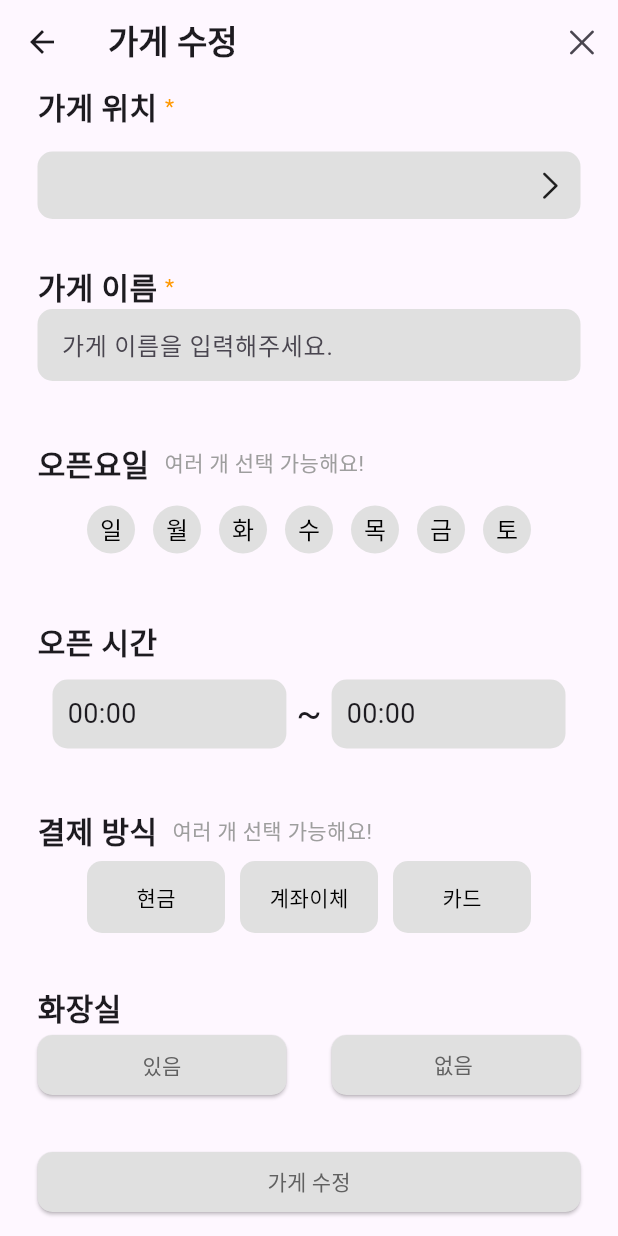
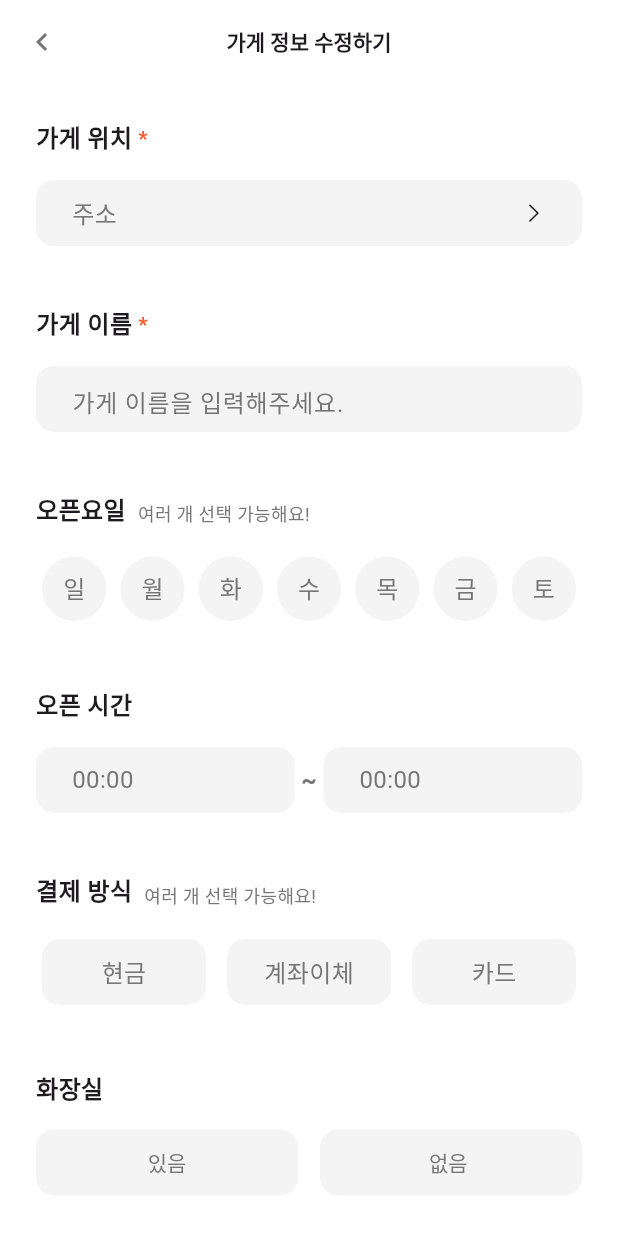
Before and after one commit to Dongpo-App/Dongpo-FE, a Flutter app: the GagaeUpdate screen opened directly, on a phone screen of 412 x 824 dp. Run offline on Flutter 3.47's test engine with Material 3 defaults, Android fonts, the light colour scheme and no system bars; our stand-ins replace dio, flutter_datetime_picker_plus, flutter_native_splash, flutter_rating_bar, flutter_secure_storage, fluttertoast and 6 more; missing offline and left inert: flutter_naver_login, flutter_naver_map, kakao_flutter_sdk_user; accounts and stored records are empty; Roboto replaces fonts that are missing (Pretendard).

Commit message:
가게 수정 페이지 디자인 수정

```diff
--- a/lib/screens/main/main_03/06_gagaeUpdate.dart
+++ b/lib/screens/main/main_03/06_gagaeUpdate.dart
@@ -64,44 +64,69 @@ class _GagaeUpdateState extends State<GagaeUpdate> {
 
   @override
   Widget build(BuildContext context) {
-    return Scaffold(
+    // 전체 화면 너비
+    final screenWidth = MediaQuery.of(context).size.width;
+    // 좌우 마진 제외
+    final contentsWidth = screenWidth - 48;
+
+    return GestureDetector(
+      onTap: () {
+        // TextField 외부를 터치했을 때 키보드 내려감
+        FocusScope.of(context).unfocus();
+      },
+      child: Scaffold(
+        backgroundColor: Colors.white,
         appBar: AppBar(
+          backgroundColor: Colors.white,
+          elevation: 0,
+          scrolledUnderElevation: 0,
+          centerTitle: true,
           title: const Text(
-          '가게 수정',
-          style: TextStyle(fontWeight: FontWeight.bold),
+            "가게 정보 수정하기",
+            style: TextStyle(fontSize: 14, fontWeight: FontWeight.w600),
           ),
-        actions: [
-          IconButton(
+          leading: IconButton(
             onPressed: () {
-                Navigator.push(context, MaterialPageRoute(builder: (context) {
-                  return const MyAppPage();
-                }));
+              Navigator.pop(context); //뒤로가기
             },
-              icon: const Icon(CupertinoIcons.xmark))
-        ],
+            icon: const Icon(
+              Icons.chevron_left,
+              size: 24,
+              color: Color(0xFF767676),
+            ),
+          ),
         ),
         body: Container(
-        margin: const EdgeInsets.only(left: 25, right: 25),
+          margin: const EdgeInsets.symmetric(horizontal: 24),
           child: ListView(
             children: [
+              const SizedBox(
+                height: 24,
+              ),
               //가게 위치 *
               const Row(
                 children: [
                   Text(
-                  '가게 위치',
-                  style: TextStyle(fontWeight: FontWeight.bold, fontSize: 20),
+                    "가게 위치",
+                    style: TextStyle(
+                      fontWeight: FontWeight.w600,
+                      fontSize: 16,
+                    ),
                   ),
                   SizedBox(
-                  width: 5,
+                    width: 4,
                   ),
                   Text(
-                  '*',
-                  style: TextStyle(color: Colors.orange),
+                    "*",
+                    style: TextStyle(
+                      color: Color(0xFFF15A2B),
+                      fontWeight: FontWeight.w600,
                     ),
+                  )
                 ],
               ),
               const SizedBox(
-              height: 15,
+                height: 16,
               ),
               //가게위치 검색바
               GestureDetector(
@@ -109,55 +134,82 @@ class _GagaeUpdateState extends State<GagaeUpdate> {
                   Navigator.pop(context);
                 },
                 child: Container(
-                padding: const EdgeInsets.all(8),
+                  height: 44,
+                  width: double.infinity,
                   decoration: BoxDecoration(
-                  color: Colors.grey[300],
-                  borderRadius: BorderRadius.circular(10.0),
+                    color: const Color(0xFFF4F4F4),
+                    borderRadius: BorderRadius.circular(12.0),
                   ),
                   //검색바 안에 주소
-                child: Row(
+                  child: const Row(
                     children: <Widget>[
-                    const SizedBox(width: 8.0),
+                      SizedBox(width: 24.0),
                       Text(
-                      '',
-                      style: TextStyle(fontSize: 20, color: Colors.grey[600]),
+                        '주소',
+                        style: TextStyle(
+                          fontSize: 16,
+                          fontWeight: FontWeight.w400,
+                          color: Color(0xFF767676),
                         ),
-                    const Spacer(),
-                    const Icon(CupertinoIcons.right_chevron),
+                      ),
+                      Spacer(),
+                      Icon(
+                        size: 16,
+                        CupertinoIcons.right_chevron
+                      ),
+                      SizedBox(width: 24.0),
                     ],
                   ),
                 ),
               ),
               const SizedBox(
-              height: 30,
+                height: 40,
               ),
               //가게 이름 *
               const Row(
                 children: [
                   Text(
                     '가게 이름',
-                  style: TextStyle(fontWeight: FontWeight.bold, fontSize: 20),
+                    style: TextStyle(fontWeight: FontWeight.w600, fontSize: 16),
                   ),
                   SizedBox(
-                  width: 5,
+                    width: 4,
                   ),
                   Text(
                     '*',
-                  style: TextStyle(color: Colors.orange),
+                    style: TextStyle(
+                      color: Color(0xFFF15A2B),
+                      fontWeight: FontWeight.w600,
+                    ),
                   ),
                 ],
               ),
+              const SizedBox(
+                height: 16,
+              ),
               Container(
+                height: 44,
+                width: double.infinity,
                 padding: const EdgeInsets.only(
-                left: 16,
+                  left: 24,
                 ),
                 decoration: BoxDecoration(
-                  color: Colors.grey[300],
-                  borderRadius: BorderRadius.circular(10)),
+                    color: const Color(0xFFF4F4F4),
+                    borderRadius: BorderRadius.circular(12)),
                 child: TextField(
+                  style: const TextStyle(
+                    fontSize: 16,
+                    fontWeight: FontWeight.w400,
+                    color: Color(0xFF767676),
+                  ),
                   controller: _nameController,
                   decoration: const InputDecoration(
                     hintText: '가게 이름을 입력해주세요.',
+                    hintStyle: TextStyle(
+                      fontSize: 16,
+                      fontWeight: FontWeight.w400,
+                      color: Color(0xFF767676),
+                    ),
                     border: InputBorder.none, // 밑줄 제거
                   ),
                 ),
@@ -167,44 +219,53 @@ class _GagaeUpdateState extends State<GagaeUpdate> {
               ),
 
               // 오픈 요일
-            Row(
+              const Row(
+                crossAxisAlignment: CrossAxisAlignment.end,
                 children: [
-                const Text(
+                  Text(
                     '오픈요일',
-                  style: TextStyle(fontWeight: FontWeight.bold, fontSize: 20),
+                    style: TextStyle(fontWeight: FontWeight.w600, fontSize: 16),
                   ),
-                const SizedBox(
-                  width: 10,
+                  SizedBox(
+                    width: 8,
                   ),
                   Text(
                     '여러 개 선택 가능해요!',
-                  style: TextStyle(color: Colors.grey[500]),
+                    style: TextStyle(
+                      color: Color(0xFF767676),
+                      fontSize: 12,
+                      fontWeight: FontWeight.w400,
+                    ),
                   ),
                 ],
               ),
+              const SizedBox(
+                height: 16,
+              ),
               Row(
-              mainAxisAlignment: MainAxisAlignment.center,
+                mainAxisAlignment: MainAxisAlignment.spaceBetween,
                 children: List.generate(7, (index) {
                   return GestureDetector(
                     onTap: () => _onDayTapped(index),
                     child: Container(
-                    margin: const EdgeInsets.all(6.0),
+                      margin: const EdgeInsets.all(4.0),
                       decoration: BoxDecoration(
                         shape: BoxShape.circle,
                         color: _selectedDays[index]
                             ? const Color(0xffF15A2B)
-                          : Colors.grey[300],
+                            : const Color(0xFFF4F4F4),
                       ),
-                    width: 32.0,
-                    height: 48.0,
+                      width: contentsWidth * 0.118,
+                      height: contentsWidth * 0.118,
                       child: Center(
                         child: Text(
                           ['일', '월', '화', '수', '목', '금', '토'][index],
                           style: TextStyle(
                             color: _selectedDays[index]
                               ? Colors.white
-                              : Colors.black,
+                              : const Color(0xFF767676),
                             fontSize: 16.0,
+                            fontWeight: FontWeight.w400,
                           ),
                         ),
                       ),
@@ -213,7 +274,7 @@ class _GagaeUpdateState extends State<GagaeUpdate> {
                 }),
               ),
               const SizedBox(
-              height: 30,
+                height: 40,
               ),
 
               // 오픈시간
@@ -221,16 +282,16 @@ class _GagaeUpdateState extends State<GagaeUpdate> {
                 children: [
                   Text(
                     '오픈 시간',
-                  style: TextStyle(fontWeight: FontWeight.bold, fontSize: 20),
+                    style: TextStyle(fontWeight: FontWeight.w600, fontSize: 16),
                   ),
                 ],
               ),
-
+              const SizedBox(
+                height: 16,
+              ),
               //오픈시간 시간설정
-            Container(
-              padding: const EdgeInsets.all(10),
-              child: Row(
-                mainAxisAlignment: MainAxisAlignment.start,
+              Row(
+                mainAxisAlignment: MainAxisAlignment.spaceBetween,
                 children: [
                   Expanded(
                     child: GestureDetector(
@@ -245,21 +306,31 @@ class _GagaeUpdateState extends State<GagaeUpdate> {
                       },
                       //openTime Container
                       child: Container(
-                        padding: const EdgeInsets.all(10),
-                        width: 150,
+                        height: 44,
+                        width: contentsWidth * 0.4,
+                        padding: const EdgeInsets.only(left: 24),
+                        alignment: Alignment.centerLeft,
                         decoration: BoxDecoration(
-                            color: Colors.grey[300],
-                            borderRadius: BorderRadius.circular(10)),
+                            color: const Color(0xFFF4F4F4),
+                            borderRadius: BorderRadius.circular(12)),
                         child: Text(
                           openTime,
-                          style: const TextStyle(fontSize: 18),
+                          style: const TextStyle(
+                            fontSize: 16,
+                            fontWeight: FontWeight.w400,
+                            color: Color(0xFF767676),
+                          ),
                         ),
                       ),
                     ),
                   ),
                   const Text(
                     " ~ ",
-                    style: TextStyle(fontSize: 25),
+                    style: TextStyle(
+                      fontSize: 16,
+                      fontWeight: FontWeight.w600,
+                      color: Color(0xFF767676),
+                    ),
                   ),
                   Expanded(
                     child: GestureDetector(
@@ -274,65 +345,77 @@ class _GagaeUpdateState extends State<GagaeUpdate> {
                       },
                       //closeTime Container
                       child: Container(
-                        width: 150,
-                        padding: const EdgeInsets.all(10),
+                        height: 44,
+                        width: contentsWidth * 0.4,
+                        padding: const EdgeInsets.only(left: 24),
+                        alignment: Alignment.centerLeft,
                         decoration: BoxDecoration(
-                            color: Colors.grey[300],
-                            borderRadius: BorderRadius.circular(10)),
+                            color: const Color(0xFFF4F4F4),
+                            borderRadius: BorderRadius.circular(12)),
                         child: Text(
                           closeTime,
-                          style: const TextStyle(fontSize: 18),
+                          style: const TextStyle(
+                            fontSize: 16,
+                            fontWeight: FontWeight.w400,
+                            color: Color(0xFF767676),
+                          ),
                         ),
                       ),
                     ),
                   ),
                 ],
               ),
+              const SizedBox(
+                height: 40,
               ),
-
-            const SizedBox(
-              height: 30,
+              //결제 방식
+              const Row(
+                crossAxisAlignment: CrossAxisAlignment.end,
+                children: [
+                  Text(
+                    '결제 방식',
+                    style: TextStyle(fontWeight: FontWeight.w600, fontSize: 16),
                   ),
-
-            //결제 방식
-            Row(
-              children: [
-                const Text(
-                  '결제 방식',
-                  style: TextStyle(fontWeight: FontWeight.bold, fontSize: 20),
-                ),
-                const SizedBox(
-                  width: 10,
+                  SizedBox(
+                    width: 8,
                   ),
                   Text(
                     '여러 개 선택 가능해요!',
-                  style: TextStyle(color: Colors.grey[500]),
+                    style: TextStyle(
+                      color: Color(0xFF767676),
+                      fontSize: 12,
+                      fontWeight: FontWeight.w400,
+                    ),
                   ),
                 ],
               ),
+              const SizedBox(
+                height: 16,
+              ),
               Row(
-              mainAxisAlignment: MainAxisAlignment.center,
+                mainAxisAlignment: MainAxisAlignment.spaceBetween,
                 children: List.generate(3, (index) {
                   return GestureDetector(
                     onTap: () => _onPaymentMethodTapped(index),
                     child: Container(
-                    margin: const EdgeInsets.all(5.0),
+                      margin: const EdgeInsets.all(4.0),
                       decoration: BoxDecoration(
-                      borderRadius: BorderRadius.circular(10.0),
+                        borderRadius: BorderRadius.circular(12.0),
                         color: _selectedPaymentMethods[index]
                           ? const Color(0xffF15A2B)
-                          : Colors.grey[300],
+                          : const Color(0xFFF4F4F4),
                       ),
-                    width: 92.0,
-                    height: 48.0,
+                      width: contentsWidth * 0.3,
+                      height: 44.0,
                       child: Center(
                         child: Text(
                           ['현금', '계좌이체', '카드'][index],
                           style: TextStyle(
                             color: _selectedPaymentMethods[index]
                               ? Colors.white
-                              : Colors.black,
-                          fontSize: 14.0,
+                              : const Color(0xFF767676),
+                            fontSize: 16.0,
+                            fontWeight: FontWeight.w400,
                           ),
                         ),
                       ),
@@ -342,41 +425,57 @@ class _GagaeUpdateState extends State<GagaeUpdate> {
               ),
 
               const SizedBox(
-              height: 30,
+                height: 40,
               ),
               //화장실
               const Row(
                 children: [
                   Text(
                     '화장실',
-                  style: TextStyle(fontWeight: FontWeight.bold, fontSize: 20),
+                    style: TextStyle(fontWeight: FontWeight.w600, fontSize: 16),
                   ),
                 ],
               ),
+              const SizedBox(
+                height: 16,
+              ),
               Row(
+                mainAxisAlignment: MainAxisAlignment.spaceBetween,
                 children: [
-                Expanded(child: _bathSelected('있음', 1)),
-                const SizedBox(width: 30),
-                Expanded(child: _bathSelected('없음 ', 2)),
+                  SizedBox(
+                    height: 44,
+                    width: contentsWidth * 0.48,
+                    child: _bathSelected('있음', 1)
+                  ),
+                  SizedBox(
+                    height: 44,
+                    width: contentsWidth * 0.48,
+                    child: _bathSelected('없음 ', 2)
+                  ),
                 ],
               ),
               //가게 등록버튼
 
               const SizedBox(
-              height: 30,
+                height: 40,
               ),
 
-            ElevatedButton(
+              SizedBox(
+                height: 44,
+                width: double.infinity,
+                child: ElevatedButton(
                   style: ElevatedButton.styleFrom(
+                    elevation: 0,
                     splashFactory: (value == 0)
                       ? NoSplash.splashFactory
                       : InkSplash.splashFactory,
                     //모두 동의했을 경우 버튼 활성화
-                  backgroundColor:
-                      (value == 1) ? const Color(0xffF15A2B) : Colors.grey[300],
-                  minimumSize: const Size(double.infinity, 40),
+                    backgroundColor: (value == 1)
+                      ? const Color(0xffF15A2B)
+                      : const Color(0xFFF4F4F4),
+                    minimumSize: const Size(double.infinity, 44),
                     shape: const RoundedRectangleBorder(
-                      borderRadius: BorderRadius.all(Radius.circular(10)))),
+                        borderRadius: BorderRadius.all(Radius.circular(12)))),
                   onPressed: () {
                     //가게 등록 로직 구현
                     (value == 0) ? null : sendData();
@@ -384,10 +483,18 @@ class _GagaeUpdateState extends State<GagaeUpdate> {
                   child: Text(
                     '가게 수정',
                     style: TextStyle(
-                    color: (value == 1) ? Colors.white : Colors.grey[700]),
+                      color: (value == 1)
+                        ? Colors.white
+                        : const Color(0xFF767676)
                     ),
                   ),
+                ),
+              ),
+              const SizedBox(
+                height: 40,
+              ),
             ],
+          ),
         ),
       ),
     );
@@ -496,11 +603,14 @@ class _GagaeUpdateState extends State<GagaeUpdate> {
   Widget _bathSelected(String text, int index) {
     return ElevatedButton(
       style: ElevatedButton.styleFrom(
+        elevation: 0,
         shape: const RoundedRectangleBorder(
-              borderRadius: BorderRadius.all(Radius.circular(10))),
+            borderRadius: BorderRadius.all(Radius.circular(12))
+        ),
         backgroundColor: bathSelected == index
           ? const Color(0xffF15A2B)
-              : Colors.grey[300]),
+          : const Color(0xFFF4F4F4),
+      ),
       onPressed: () {
         setState(() {
           bathSelected = index;
@@ -509,7 +619,8 @@ class _GagaeUpdateState extends State<GagaeUpdate> {
       child: Text(
         text,
         style: TextStyle(
-            color: bathSelected == index ? Colors.white : Colors.grey[700]),
+          color: bathSelected == index ? Colors.white : const Color(0xFF767676)
+        ),
       ),
     );
   }
```
Also changed, not shown: lib/screens/add_store_page/add_page.dart (indentation only). Lines whose indentation alone changed are shown as unchanged.
